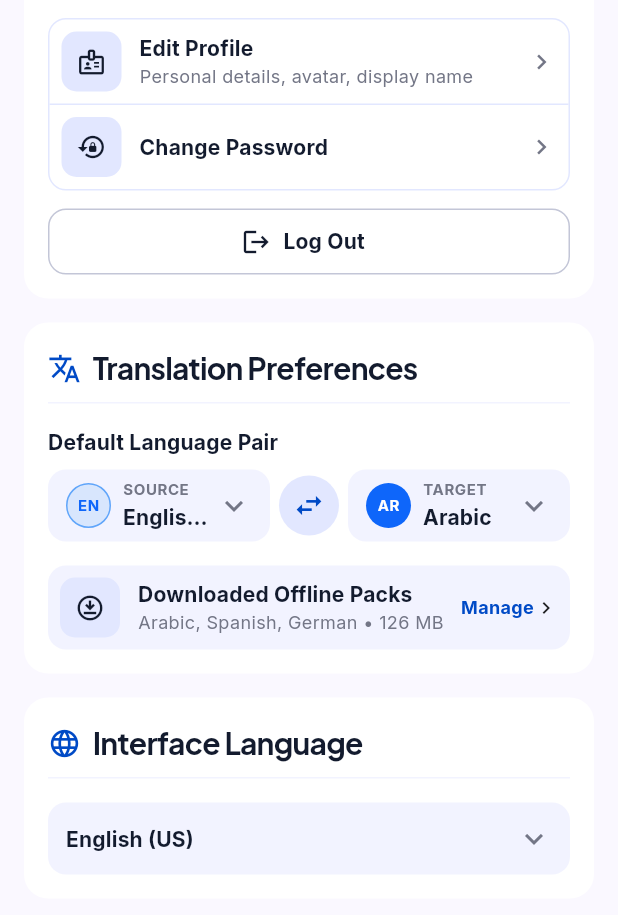
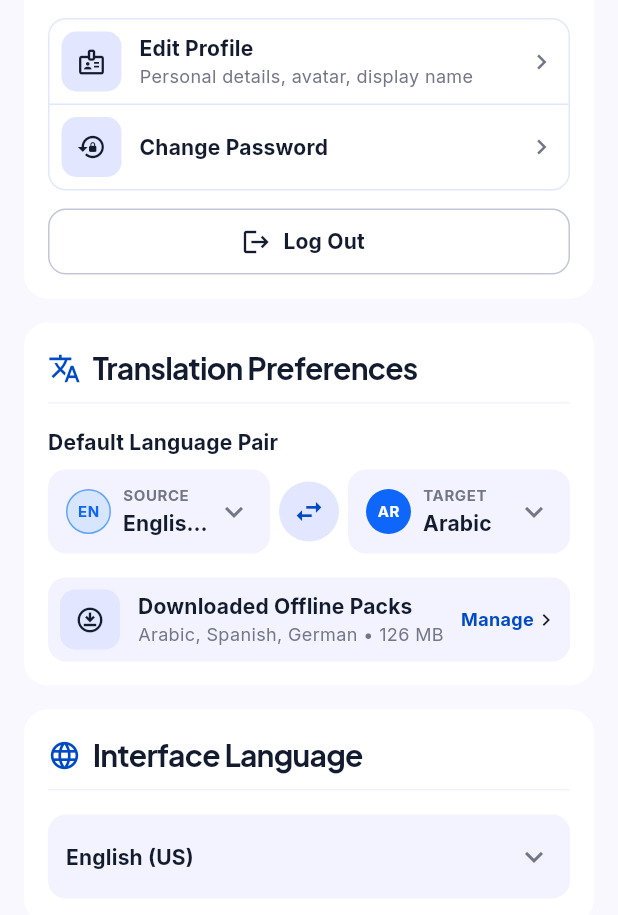
Before and after one commit to youssef-shokry/Wordly, a Flutter app: the screen it shows after launch, on a phone screen of 412 x 824 dp, the part 321-1236 px from its top. Run offline on Flutter 3.47's test engine with Material 3 defaults, Android fonts, the phone set to English and light mode, and no system bars; our stand-ins replace flutter_svg, google_fonts.

Commit message:
Implement settings screen UI

```diff
--- a/lib/presentation/widgets/drawer_widgets/switch_drawer_widget.dart
+++ b/lib/presentation/widgets/drawer_widgets/switch_drawer_widget.dart
@@ -1,5 +1,3 @@
-
-
 import 'package:depi_final_project/presentation/utils/app_colors.dart';
 import 'package:flutter/material.dart';
 
--- a/lib/presentation/widgets/settings_widgets/language_dropdown.dart
+++ b/lib/presentation/widgets/settings_widgets/language_dropdown.dart
@@ -3,22 +3,22 @@ import 'package:depi_final_project/presentation/utils/app_colors.dart';
 import 'package:depi_final_project/presentation/widgets/settings_widgets/language_option.dart';
 import 'package:flutter/material.dart';
 
-/// Lavender dropdown field for picking a [Language].
+/// Lavender working dropdown that lets the user pick a [Language].
 /// The three selectors on the settings screen (source, target, interface)
 /// are all instances of this widget.
 class LanguageDropdown extends StatelessWidget {
-  final Language value;
+  final Language language;
+  final List<Language> languages;
   final ValueChanged<Language> onChanged;
-  final List<Language> languages;
   final String? label;
   final bool showBadge;
   final bool highlighted;
 
   const LanguageDropdown({
     super.key,
-    required this.value,
+    required this.language,
+    required this.languages,
     required this.onChanged,
-    this.languages = Languages.all,
     this.label,
     this.showBadge = true,
     this.highlighted = false,
@@ -26,7 +26,14 @@ class LanguageDropdown extends StatelessWidget {
 
   @override
   Widget build(BuildContext context) {
+    // Match by code so the value is always one of the items in the list.
+    final selected = languages.firstWhere(
+      (l) => l.code == language.code,
+      orElse: () => languages.first,
+    );
+
     return Container(
+      height: 56,
       padding: const EdgeInsets.symmetric(horizontal: 12),
       decoration: BoxDecoration(
         color: AppColors.paleLavender,
@@ -34,33 +41,35 @@ class LanguageDropdown extends StatelessWidget {
       ),
       child: DropdownButtonHideUnderline(
         child: DropdownButton<Language>(
-          value: value,
+          value: selected,
           isExpanded: true,
+          borderRadius: BorderRadius.circular(12),
           dropdownColor: AppColors.wight,
-          borderRadius: BorderRadius.circular(12),
           icon: const Icon(Icons.keyboard_arrow_down, color: AppColors.darkGrey),
-          items: [
-            for (final language in languages)
-              DropdownMenuItem(
-                value: language,
-                child: LanguageOption(
-                  language: language,
+          selectedItemBuilder: (_) => languages
+              .map(
+                (l) => LanguageOption(
+                  language: l,
+                  label: label,
                   showBadge: showBadge,
                   highlighted: highlighted,
                 ),
-              ),
-          ],
-          selectedItemBuilder: (_) => [
-            for (final language in languages)
-              LanguageOption(
-                language: language,
-                label: label,
-                showBadge: showBadge,
-                highlighted: highlighted,
-              ),
-          ],
-          onChanged: (language) {
-            if (language != null) onChanged(language);
+              )
+              .toList(),
+          items: languages
+              .map(
+                (l) => DropdownMenuItem<Language>(
+                  value: l,
+                  child: LanguageOption(
+                    language: l,
+                    showBadge: showBadge,
+                    highlighted: highlighted && l.code == selected.code,
+                  ),
+                ),
+              )
+              .toList(),
+          onChanged: (value) {
+            if (value != null) onChanged(value);
           },
         ),
       ),
--- a/lib/presentation/widgets/settings_widgets/language_pair_selector.dart
+++ b/lib/presentation/widgets/settings_widgets/language_pair_selector.dart
@@ -7,6 +7,7 @@ import 'package:flutter/material.dart';
 class LanguagePairSelector extends StatelessWidget {
   final Language source;
   final Language target;
+  final List<Language> languages;
   final ValueChanged<Language> onSourceChanged;
   final ValueChanged<Language> onTargetChanged;
   final VoidCallback onSwap;
@@ -15,6 +16,7 @@ class LanguagePairSelector extends StatelessWidget {
     super.key,
     required this.source,
     required this.target,
+    required this.languages,
     required this.onSourceChanged,
     required this.onTargetChanged,
     required this.onSwap,
@@ -27,24 +29,26 @@ class LanguagePairSelector extends StatelessWidget {
         Expanded(
           child: LanguageDropdown(
             label: 'SOURCE',
-            value: source,
+            language: source,
+            languages: languages,
             onChanged: onSourceChanged,
           ),
         ),
         const SizedBox(width: 6),
-        InkResponse(
+        Material(
+          color: AppColors.lavenderBg,
+          shape: const CircleBorder(),
+          child: InkWell(
+            customBorder: const CircleBorder(),
             onTap: onSwap,
-          child: Container(
+            child: const SizedBox(
               width: 40,
               height: 40,
-            decoration: const BoxDecoration(
-              shape: BoxShape.circle,
-              color: AppColors.lavenderBg,
-            ),
-            child: const Icon(
+              child: Icon(
                 Icons.swap_horiz,
                 color: AppColors.darkBlue,
                 size: 22,
+              ),
             ),
           ),
         ),
@@ -52,9 +56,10 @@ class LanguagePairSelector extends StatelessWidget {
         Expanded(
           child: LanguageDropdown(
             label: 'TARGET',
-            value: target,
+            language: target,
+            languages: languages,
+            onChanged: onTargetChanged,
             highlighted: true,
-            onChanged: onTargetChanged,
           ),
         ),
       ],
--- a/lib/presentation/widgets/settings_widgets/offline_packs_tile.dart
+++ b/lib/presentation/widgets/settings_widgets/offline_packs_tile.dart
@@ -23,7 +23,9 @@ class OfflinePacksTile extends StatelessWidget {
         SettingsTile(
           icon: Icons.download_for_offline_outlined,
           title: 'Downloaded Offline Packs',
-          subtitle: '${packs.join(', ')} • $sizeInMb MB',
+          subtitle: packs.isEmpty
+              ? 'No packs downloaded'
+              : '${packs.join(', ')} • $sizeInMb MB',
           onTap: onManage,
           trailing: Row(
             mainAxisSize: MainAxisSize.min,
--- a/lib/presentation/widgets/settings_widgets/outlined_action_button.dart
+++ b/lib/presentation/widgets/settings_widgets/outlined_action_button.dart
@@ -2,6 +2,7 @@ import 'package:depi_final_project/presentation/utils/app_colors.dart';
 import 'package:depi_final_project/presentation/utils/app_styles.dart';
 import 'package:flutter/material.dart';
 
+/// Outlined full-width button.
 class OutlinedActionButton extends StatelessWidget {
   final IconData icon;
   final String label;
--- a/lib/presentation/widgets/settings_widgets/settings_tile.dart
+++ b/lib/presentation/widgets/settings_widgets/settings_tile.dart
@@ -3,7 +3,7 @@ import 'package:depi_final_project/presentation/utils/app_styles.dart';
 import 'package:flutter/material.dart';
 
 /// A row with a rounded icon box, a title, an optional subtitle and a
-/// trailing widget (chevron by default).
+/// trailing widget (chevron by default). Tappable when [onTap] is given.
 class SettingsTile extends StatelessWidget {
   final IconData icon;
   final String title;
--- a/lib/screens/settings_screen.dart
+++ b/lib/screens/settings_screen.dart
@@ -20,9 +20,34 @@ class SettingsScreen extends StatefulWidget {
 }
 
 class _SettingsScreenState extends State<SettingsScreen> {
+  /// Packs the user can download (every language except English),
+  /// and the size of each one (MB).
+  static final List<String> _availablePacks = Languages.all
+      .where((l) => l.code != Languages.english.code)
+      .map((l) => l.name)
+      .toList();
+  static const int _packSizeMb = 42;
+
   Language _source = Languages.english;
   Language _target = Languages.arabic;
   Language _interfaceLanguage = Languages.english;
+
+  final Set<String> _downloadedPacks = {'Arabic', 'Spanish', 'German'};
+
+
+  void _onSourceChanged(Language value) {
+    setState(() {
+      if (value.code == _target.code) _target = _source;
+      _source = value;
+    });
+  }
+
+  void _onTargetChanged(Language value) {
+    setState(() {
+      if (value.code == _source.code) _source = _target;
+      _target = value;
+    });
+  }
 
   void _swapLanguages() {
     setState(() {
@@ -34,61 +59,56 @@ class _SettingsScreenState extends State<SettingsScreen> {
 
   @override
   Widget build(BuildContext context) {
+
+    final packs = _availablePacks.where(_downloadedPacks.contains).toList();
+
     return Scaffold(
       backgroundColor: AppColors.lightBg,
       body: SingleChildScrollView(
-        padding:  EdgeInsets.all(16),
+        padding: const EdgeInsets.all(16),
         child: Column(
           children: [
-            _buildAccountSection(),
-             SizedBox(height: 16),
-            _buildTranslationSection(),
-             SizedBox(height: 16),
-            _buildInterfaceLanguageSection(),
-          ],
-        ),
-      ),
-    );
-  }
-
-  Widget _buildAccountSection() {
-    return SettingsSectionCard(
+            SettingsSectionCard(
               icon: Icons.person_outline,
               title: 'Account',
               children: [
-         UserInfoCard(
+                const UserInfoCard(
                   name: 'Elena Vance',
                   email: 'elena.vance@example.com',
                   assetPath: AppAssets.profile,
                 ),
-         SizedBox(height: 12),
+                const SizedBox(height: 12),
                 SettingsGroup(
                   children: [
                     SettingsTile(
                       icon: Icons.badge_outlined,
                       title: 'Edit Profile',
                       subtitle: 'Personal details, avatar, display name',
-              onTap: () {},
+                      onTap: () {
+                        // TODO: navigate to the Edit Profile screen.
+                      },
                     ),
                     SettingsTile(
                       icon: Icons.lock_reset,
                       title: 'Change Password',
-              onTap: () {},
+                      onTap: () {
+                        // TODO: navigate to the Change Password screen.
+                      },
                     ),
                   ],
                 ),
-        SizedBox(height: 12),
+                const SizedBox(height: 12),
                 OutlinedActionButton(
                   icon: Icons.logout,
                   label: 'Log Out',
-          onPressed: () {},
+                  onPressed: () {
+                    // TODO: log out and navigate to the login screen.
+                  },
                 ),
               ],
-    );
-  }
-
-  Widget _buildTranslationSection() {
-    return SettingsSectionCard(
+            ),
+            const SizedBox(height: 16),
+            SettingsSectionCard(
               icon: Icons.translate,
               title: 'Translation Preferences',
               children: [
@@ -96,35 +116,42 @@ class _SettingsScreenState extends State<SettingsScreen> {
                   'Default Language Pair',
                   style: AppStyles.blackInterSemiBoldBlack14,
                 ),
-         SizedBox(height: 8),
+                const SizedBox(height: 8),
                 LanguagePairSelector(
                   source: _source,
                   target: _target,
-          onSourceChanged: (language) => setState(() => _source = language),
-          onTargetChanged: (language) => setState(() => _target = language),
+                  languages: Languages.all,
+                  onSourceChanged: _onSourceChanged,
+                  onTargetChanged: _onTargetChanged,
                   onSwap: _swapLanguages,
                 ),
-         SizedBox(height: 16),
+                const SizedBox(height: 16),
                 OfflinePacksTile(
-          packs: const ['Arabic', 'Spanish', 'German'],
-          sizeInMb: 126,
-          onManage: () {},
+                  packs: packs,
+                  sizeInMb: packs.length * _packSizeMb,
+                  onManage: () {
+                    // TODO: navigate to the Offline Packs screen.
+                  },
                 ),
               ],
-    );
-  }
-
-  Widget _buildInterfaceLanguageSection() {
-    return SettingsSectionCard(
+            ),
+            const SizedBox(height: 16),
+            SettingsSectionCard(
               icon: Icons.language,
               title: 'Interface Language',
               children: [
                 LanguageDropdown(
-          value: _interfaceLanguage,
+                  language: _interfaceLanguage,
+                  languages: Languages.all,
                   showBadge: false,
-          onChanged: (language) => setState(() => _interfaceLanguage = language),
+                  onChanged: (value) =>
+                      setState(() => _interfaceLanguage = value),
                 ),
               ],
+            ),
+          ],
+        ),
+      ),
     );
   }
 }
```
Lines whose indentation alone changed are shown as unchanged.
